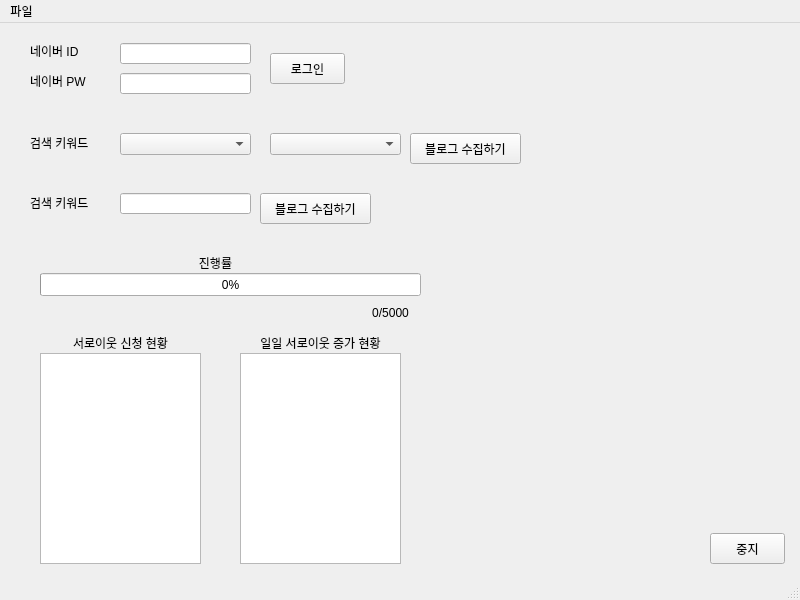
This is TestUi.ui in jae-heo/blog-manager as Qt 5 draws it before an edit. The edited form follows.
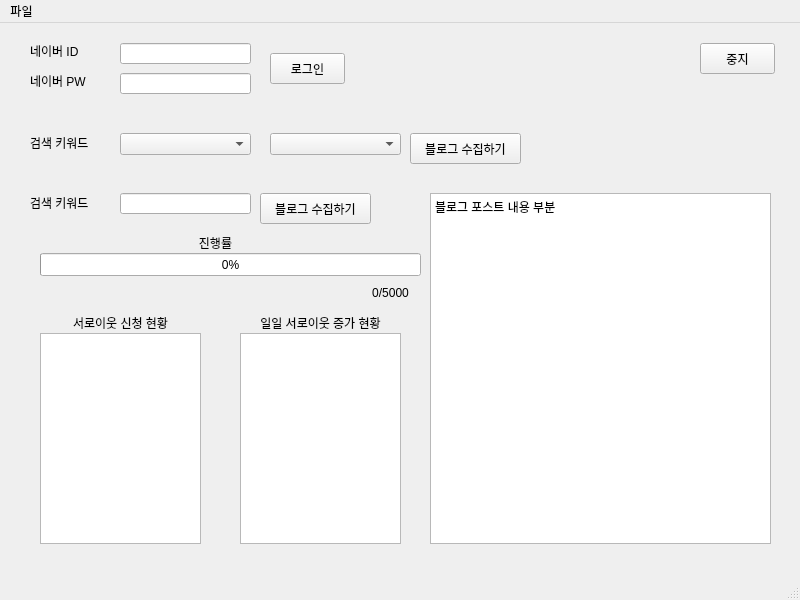
This is the edited form.

Commit message: 임시 commit

```diff
--- a/TestUi.ui
+++ b/TestUi.ui
@@ -42,8 +42,8 @@
    <widget class="QPushButton" name="stop_button">
     <property name="geometry">
      <rect>
-      <x>710</x>
-      <y>510</y>
+      <x>700</x>
+      <y>20</y>
       <width>75</width>
       <height>31</height>
      </rect>
@@ -158,7 +158,7 @@
     <property name="geometry">
      <rect>
       <x>40</x>
-      <y>250</y>
+      <y>230</y>
       <width>381</width>
       <height>23</height>
      </rect>
@@ -171,7 +171,7 @@
     <property name="geometry">
      <rect>
       <x>360</x>
-      <y>280</y>
+      <y>260</y>
       <width>61</width>
       <height>20</height>
      </rect>
@@ -190,7 +190,7 @@
     <property name="geometry">
      <rect>
       <x>40</x>
-      <y>310</y>
+      <y>290</y>
       <width>161</width>
       <height>20</height>
      </rect>
@@ -206,7 +206,7 @@
     <property name="geometry">
      <rect>
       <x>40</x>
-      <y>230</y>
+      <y>210</y>
       <width>351</width>
       <height>20</height>
      </rect>
@@ -251,7 +251,7 @@
     <property name="geometry">
      <rect>
       <x>40</x>
-      <y>330</y>
+      <y>310</y>
       <width>161</width>
       <height>211</height>
      </rect>
@@ -261,7 +261,7 @@
     <property name="geometry">
      <rect>
       <x>240</x>
-      <y>330</y>
+      <y>310</y>
       <width>161</width>
       <height>211</height>
      </rect>
@@ -271,7 +271,7 @@
     <property name="geometry">
      <rect>
       <x>240</x>
-      <y>310</y>
+      <y>290</y>
       <width>161</width>
       <height>20</height>
      </rect>
@@ -283,6 +283,24 @@
      <set>Qt::AlignCenter</set>
     </property>
    </widget>
+   <widget class="QTextBrowser" name="textBrowser">
+    <property name="geometry">
+     <rect>
+      <x>430</x>
+      <y>170</y>
+      <width>341</width>
+      <height>351</height>
+     </rect>
+    </property>
+    <property name="html">
+     <string>&lt;!DOCTYPE HTML PUBLIC &quot;-//W3C//DTD HTML 4.0//EN&quot; &quot;http://www.w3.org/TR/REC-html40/strict.dtd&quot;&gt;
+&lt;html&gt;&lt;head&gt;&lt;meta name=&quot;qrichtext&quot; content=&quot;1&quot; /&gt;&lt;style type=&quot;text/css&quot;&gt;
+p, li { white-space: pre-wrap; }
+&lt;/style&gt;&lt;/head&gt;&lt;body style=&quot; font-family:'Gulim'; font-size:9pt; font-weight:400; font-style:normal;&quot;&gt;
+&lt;p style=&quot; margin-top:0px; margin-bottom:0px; margin-left:0px; margin-right:0px; -qt-block-indent:0; text-indent:0px;&quot;&gt;블로그 포스트 내용 부분&lt;/p&gt;
+&lt;p style=&quot;-qt-paragraph-type:empty; margin-top:0px; margin-bottom:0px; margin-left:0px; margin-right:0px; -qt-block-indent:0; text-indent:0px;&quot;&gt;&lt;br /&gt;&lt;/p&gt;&lt;/body&gt;&lt;/html&gt;</string>
+    </property>
+   </widget>
   </widget>
   <widget class="QMenuBar" name="menubar">
    <property name="geometry">
```
